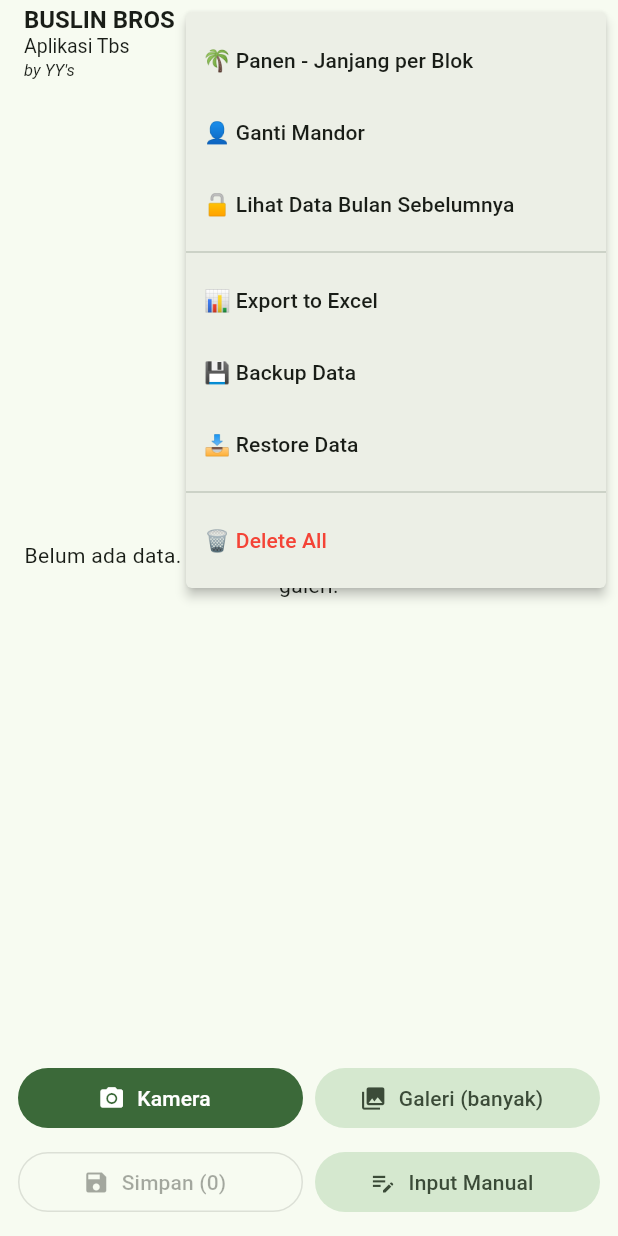
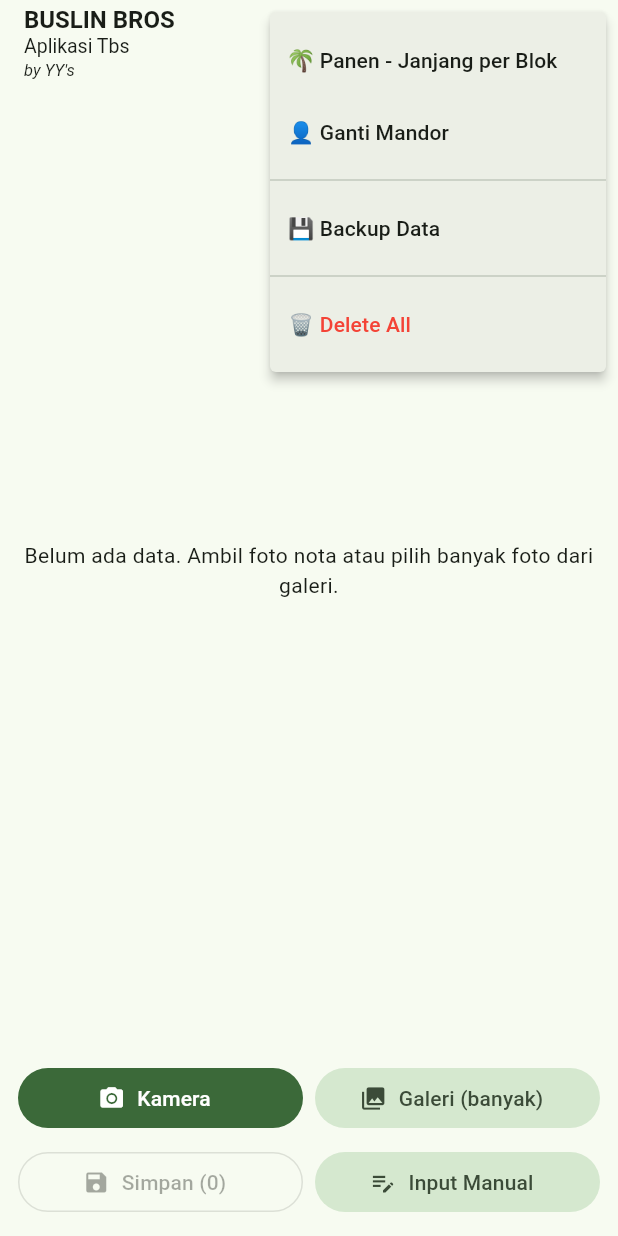
Before and after one commit to mobilex979/APPTBS, a Flutter app: the HomePage screen opened directly, after a tap on the "more vert" icon, on a phone screen of 412 x 824 dp. Run offline on Flutter 3.47's test engine with Material 3 defaults, Android fonts, the phone set to English and light mode, and no system bars; our stand-ins replace file_picker, image_picker, share_plus, shared_preferences, sqflite; missing offline and left inert: android_id, encrypt, google_mlkit_text_recognition, receive_sharing_intent, syncfusion_flutter_xlsio; accounts and stored records are empty.

Commit message:
Add files via upload

```diff
--- a/lib/license.dart
+++ b/lib/license.dart
@@ -102,7 +102,7 @@
 // KONFIGURASI VERSI APK — ganti nilai di bawah lalu rebuild:
 //   true  = VERSI 1: data bulan lalu TERHAPUS otomatis setelah export
 //   false = VERSI 2: data bulan lalu DISEMBUNYIKAN (kode riwayat)
-const bool VERSI_HAPUS_OTOMATIS = false;
+const bool VERSI_HAPUS_OTOMATIS = true;
 
 // Kode supervisor untuk melihat riwayat bulan lalu (Versi 2)
 const String KODE_RIWAYAT = 'hs123456';
--- a/lib/main.dart
+++ b/lib/main.dart
@@ -1086,9 +1086,10 @@
                     child: Text('\ud83d\udcca Export to Excel')),
               PopupMenuItem(
                   value: 'backup', child: Text('\ud83d\udcbe Backup Data')),
-              PopupMenuItem(
-                  value: 'restore',
-                  child: Text('\ud83d\udce5 Restore Data')),
+              if (!VERSI_HAPUS_OTOMATIS)
+                const PopupMenuItem(
+                    value: 'restore',
+                    child: Text('\ud83d\udce5 Restore Data')),
               PopupMenuDivider(),
               PopupMenuItem(
                 value: 'hapus',
```
